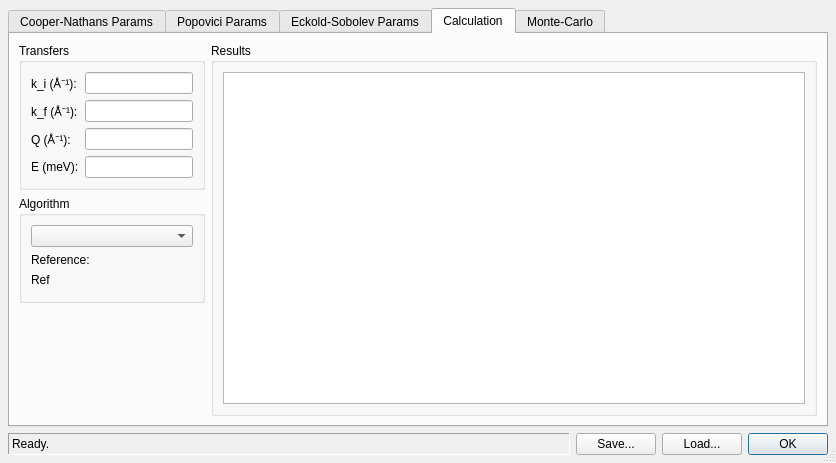
First picture: the form in ui/reso.ui, repository tweber-ill/frm_mirror-takin1, before the edit.
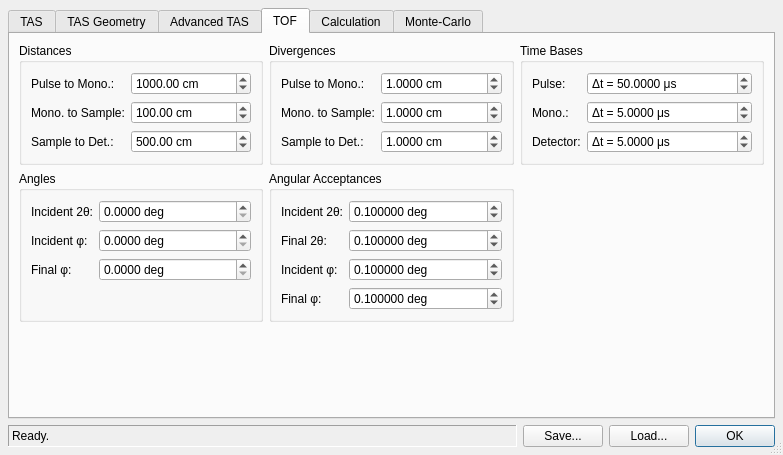
Second picture: the form after the edit. The open tabs and pages were chosen to show the change.

Commit message: continued with tof reso calculation

Patch:
```diff
--- a/ui/reso.ui
+++ b/ui/reso.ui
@@ -6,8 +6,8 @@
    <rect>
     <x>0</x>
     <y>0</y>
-    <width>836</width>
-    <height>463</height>
+    <width>783</width>
+    <height>447</height>
    </rect>
   </property>
   <property name="windowTitle">
@@ -76,7 +76,7 @@
      </property>
      <widget class="QWidget" name="tabCN">
       <attribute name="title">
-       <string>Cooper-Nathans Params</string>
+       <string>TAS</string>
       </attribute>
       <layout class="QGridLayout" name="gridLayout_2">
        <item row="0" column="0">
@@ -545,7 +545,7 @@
      </widget>
      <widget class="QWidget" name="tabPop">
       <attribute name="title">
-       <string>Popovici Params</string>
+       <string>TAS Geometry</string>
       </attribute>
       <layout class="QGridLayout" name="gridLayout_3">
        <item row="0" column="3">
@@ -1393,7 +1393,7 @@
      </widget>
      <widget class="QWidget" name="tabEck">
       <attribute name="title">
-       <string>Eckold-Sobolev Params</string>
+       <string>Advanced TAS</string>
       </attribute>
       <layout class="QGridLayout" name="gridLayout_9">
        <item row="0" column="2">
@@ -1592,6 +1592,523 @@
        </item>
       </layout>
      </widget>
+     <widget class="QWidget" name="tabViol">
+      <attribute name="title">
+       <string>TOF</string>
+      </attribute>
+      <layout class="QGridLayout" name="gridLayout_14">
+       <item row="1" column="1">
+        <widget class="QGroupBox" name="groupBox_24">
+         <property name="title">
+          <string>Angular Acceptances</string>
+         </property>
+         <layout class="QFormLayout" name="formLayout_6">
+          <property name="fieldGrowthPolicy">
+           <enum>QFormLayout::AllNonFixedFieldsGrow</enum>
+          </property>
+          <item row="0" column="0">
+           <widget class="QLabel" name="label_78">
+            <property name="text">
+             <string>Incident 2θ:</string>
+            </property>
+           </widget>
+          </item>
+          <item row="0" column="1">
+           <widget class="QDoubleSpinBox" name="spinTof2thISig">
+            <property name="prefix">
+             <string/>
+            </property>
+            <property name="suffix">
+             <string> deg</string>
+            </property>
+            <property name="decimals">
+             <number>6</number>
+            </property>
+            <property name="maximum">
+             <double>9999.000000000000000</double>
+            </property>
+            <property name="singleStep">
+             <double>0.010000000000000</double>
+            </property>
+            <property name="value">
+             <double>0.100000000000000</double>
+            </property>
+           </widget>
+          </item>
+          <item row="1" column="0">
+           <widget class="QLabel" name="label_81">
+            <property name="text">
+             <string>Final 2θ:</string>
+            </property>
+           </widget>
+          </item>
+          <item row="1" column="1">
+           <widget class="QDoubleSpinBox" name="spinTof2thFSig">
+            <property name="prefix">
+             <string/>
+            </property>
+            <property name="suffix">
+             <string> deg</string>
+            </property>
+            <property name="decimals">
+             <number>6</number>
+            </property>
+            <property name="maximum">
+             <double>9999.000000000000000</double>
+            </property>
+            <property name="singleStep">
+             <double>0.010000000000000</double>
+            </property>
+            <property name="value">
+             <double>0.100000000000000</double>
+            </property>
+           </widget>
+          </item>
+          <item row="2" column="0">
+           <widget class="QLabel" name="label_79">
+            <property name="text">
+             <string>Incident φ:</string>
+            </property>
+           </widget>
+          </item>
+          <item row="2" column="1">
+           <widget class="QDoubleSpinBox" name="spinTofphISig">
+            <property name="prefix">
+             <string/>
+            </property>
+            <property name="suffix">
+             <string> deg</string>
+            </property>
+            <property name="decimals">
+             <number>6</number>
+            </property>
+            <property name="maximum">
+             <double>9999.000000000000000</double>
+            </property>
+            <property name="singleStep">
+             <double>0.010000000000000</double>
+            </property>
+            <property name="value">
+             <double>0.100000000000000</double>
+            </property>
+           </widget>
+          </item>
+          <item row="3" column="0">
+           <widget class="QLabel" name="label_80">
+            <property name="text">
+             <string>Final φ:</string>
+            </property>
+           </widget>
+          </item>
+          <item row="3" column="1">
+           <widget class="QDoubleSpinBox" name="spinTofphFSig">
+            <property name="prefix">
+             <string/>
+            </property>
+            <property name="suffix">
+             <string> deg</string>
+            </property>
+            <property name="decimals">
+             <number>6</number>
+            </property>
+            <property name="maximum">
+             <double>9999.000000000000000</double>
+            </property>
+            <property name="singleStep">
+             <double>0.010000000000000</double>
+            </property>
+            <property name="value">
+             <double>0.100000000000000</double>
+            </property>
+           </widget>
+          </item>
+         </layout>
+        </widget>
+       </item>
+       <item row="0" column="0">
+        <widget class="QGroupBox" name="groupBox_20">
+         <property name="title">
+          <string>Distances</string>
+         </property>
+         <layout class="QFormLayout" name="formLayout">
+          <property name="fieldGrowthPolicy">
+           <enum>QFormLayout::AllNonFixedFieldsGrow</enum>
+          </property>
+          <item row="0" column="0">
+           <widget class="QLabel" name="label_66">
+            <property name="text">
+             <string>Pulse to Mono.:</string>
+            </property>
+           </widget>
+          </item>
+          <item row="0" column="1">
+           <widget class="QDoubleSpinBox" name="spinDistTofPulseMono">
+            <property name="suffix">
+             <string> cm</string>
+            </property>
+            <property name="decimals">
+             <number>2</number>
+            </property>
+            <property name="maximum">
+             <double>99999999.000000000000000</double>
+            </property>
+            <property name="singleStep">
+             <double>1.000000000000000</double>
+            </property>
+            <property name="value">
+             <double>1000.000000000000000</double>
+            </property>
+           </widget>
+          </item>
+          <item row="1" column="0">
+           <widget class="QLabel" name="label_67">
+            <property name="text">
+             <string>Mono. to Sample:</string>
+            </property>
+           </widget>
+          </item>
+          <item row="1" column="1">
+           <widget class="QDoubleSpinBox" name="spinDistTofMonoSample">
+            <property name="suffix">
+             <string> cm</string>
+            </property>
+            <property name="decimals">
+             <number>2</number>
+            </property>
+            <property name="maximum">
+             <double>99999999.000000000000000</double>
+            </property>
+            <property name="singleStep">
+             <double>1.000000000000000</double>
+            </property>
+            <property name="value">
+             <double>100.000000000000000</double>
+            </property>
+           </widget>
+          </item>
+          <item row="2" column="0">
+           <widget class="QLabel" name="label_68">
+            <property name="text">
+             <string>Sample to Det.:</string>
+            </property>
+           </widget>
+          </item>
+          <item row="2" column="1">
+           <widget class="QDoubleSpinBox" name="spinDistTofSampleDet">
+            <property name="suffix">
+             <string> cm</string>
+            </property>
+            <property name="decimals">
+             <number>2</number>
+            </property>
+            <property name="maximum">
+             <double>99999999.000000000000000</double>
+            </property>
+            <property name="singleStep">
+             <double>1.000000000000000</double>
+            </property>
+            <property name="value">
+             <double>500.000000000000000</double>
+            </property>
+           </widget>
+          </item>
+         </layout>
+        </widget>
+       </item>
+       <item row="0" column="1">
+        <widget class="QGroupBox" name="groupBox_21">
+         <property name="title">
+          <string>Divergences</string>
+         </property>
+         <layout class="QFormLayout" name="formLayout_3">
+          <item row="0" column="0">
+           <widget class="QLabel" name="label_69">
+            <property name="text">
+             <string>Pulse to Mono.:</string>
+            </property>
+           </widget>
+          </item>
+          <item row="0" column="1">
+           <widget class="QDoubleSpinBox" name="spinDistTofPulseMonoSig">
+            <property name="suffix">
+             <string> cm</string>
+            </property>
+            <property name="decimals">
+             <number>4</number>
+            </property>
+            <property name="maximum">
+             <double>999999.000000000000000</double>
+            </property>
+            <property name="singleStep">
+             <double>0.100000000000000</double>
+            </property>
+            <property name="value">
+             <double>1.000000000000000</double>
+            </property>
+           </widget>
+          </item>
+          <item row="1" column="0">
+           <widget class="QLabel" name="label_70">
+            <property name="text">
+             <string>Mono. to Sample:</string>
+            </property>
+           </widget>
+          </item>
+          <item row="1" column="1">
+           <widget class="QDoubleSpinBox" name="spinDistTofMonoSampleSig">
+            <property name="suffix">
+             <string> cm</string>
+            </property>
+            <property name="decimals">
+             <number>4</number>
+            </property>
+            <property name="maximum">
+             <double>999999.000000000000000</double>
+            </property>
+            <property name="singleStep">
+             <double>0.100000000000000</double>
+            </property>
+            <property name="value">
+             <double>1.000000000000000</double>
+            </property>
+           </widget>
+          </item>
+          <item row="2" column="0">
+           <widget class="QLabel" name="label_71">
+            <property name="text">
+             <string>Sample to Det.:</string>
+            </property>
+           </widget>
+          </item>
+          <item row="2" column="1">
+           <widget class="QDoubleSpinBox" name="spinDistTofSampleDetSig">
+            <property name="suffix">
+             <string> cm</string>
+            </property>
+            <property name="decimals">
+             <number>4</number>
+            </property>
+            <property name="maximum">
+             <double>999999.000000000000000</double>
+            </property>
+            <property name="singleStep">
+             <double>0.100000000000000</double>
+            </property>
+            <property name="value">
+             <double>1.000000000000000</double>
+            </property>
+           </widget>
+          </item>
+         </layout>
+        </widget>
+       </item>
+       <item row="1" column="0">
+        <widget class="QGroupBox" name="groupBox_23">
+         <property name="title">
+          <string>Angles</string>
+         </property>
+         <layout class="QFormLayout" name="formLayout_5">
+          <item row="0" column="0">
+           <widget class="QLabel" name="label_75">
+            <property name="text">
+             <string>Incident 2θ:</string>
+            </property>
+           </widget>
+          </item>
+          <item row="0" column="1">
+           <widget class="QDoubleSpinBox" name="spinTof2thI">
+            <property name="prefix">
+             <string/>
+            </property>
+            <property name="suffix">
+             <string> deg</string>
+            </property>
+            <property name="decimals">
+             <number>4</number>
+            </property>
+            <property name="maximum">
+             <double>999999.000000000000000</double>
+            </property>
+            <property name="singleStep">
+             <double>0.100000000000000</double>
+            </property>
+            <property name="value">
+             <double>0.000000000000000</double>
+            </property>
+           </widget>
+          </item>
+          <item row="1" column="0">
+           <widget class="QLabel" name="label_76">
+            <property name="text">
+             <string>Incident φ:</string>
+            </property>
+           </widget>
+          </item>
+          <item row="1" column="1">
+           <widget class="QDoubleSpinBox" name="spinTofphI">
+            <property name="prefix">
+             <string/>
+            </property>
+            <property name="suffix">
+             <string> deg</string>
+            </property>
+            <property name="decimals">
+             <number>4</number>
+            </property>
+            <property name="maximum">
+             <double>999999.000000000000000</double>
+            </property>
+            <property name="singleStep">
+             <double>0.100000000000000</double>
+            </property>
+            <property name="value">
+             <double>0.000000000000000</double>
+            </property>
+           </widget>
+          </item>
+          <item row="2" column="1">
+           <widget class="QDoubleSpinBox" name="spinTofphF">
+            <property name="prefix">
+             <string/>
+            </property>
+            <property name="suffix">
+             <string> deg</string>
+            </property>
+            <property name="decimals">
+             <number>4</number>
+            </property>
+            <property name="maximum">
+             <double>999999.000000000000000</double>
+            </property>
+            <property name="singleStep">
+             <double>0.100000000000000</double>
+            </property>
+            <property name="value">
+             <double>0.000000000000000</double>
+            </property>
+           </widget>
+          </item>
+          <item row="2" column="0">
+           <widget class="QLabel" name="label_77">
+            <property name="text">
+             <string>Final φ:</string>
+            </property>
+           </widget>
+          </item>
+         </layout>
+        </widget>
+       </item>
+       <item row="0" column="2">
+        <widget class="QGroupBox" name="groupBox_22">
+         <property name="title">
+          <string>Time Bases</string>
+         </property>
+         <layout class="QFormLayout" name="formLayout_4">
+          <item row="0" column="0">
+           <widget class="QLabel" name="label_72">
+            <property name="text">
+             <string>Pulse:</string>
+            </property>
+           </widget>
+          </item>
+          <item row="0" column="1">
+           <widget class="QDoubleSpinBox" name="spinTofPulseSig">
+            <property name="prefix">
+             <string>Δt = </string>
+            </property>
+            <property name="suffix">
+             <string> μs</string>
+            </property>
+            <property name="decimals">
+             <number>4</number>
+            </property>
+            <property name="maximum">
+             <double>999999.000000000000000</double>
+            </property>
+            <property name="singleStep">
+             <double>0.100000000000000</double>
+            </property>
+            <property name="value">
+             <double>50.000000000000000</double>
+            </property>
+           </widget>
+          </item>
+          <item row="1" column="0">
+           <widget class="QLabel" name="label_73">
+            <property name="text">
+             <string>Mono.:</string>
+            </property>
+           </widget>
+          </item>
+          <item row="1" column="1">
+           <widget class="QDoubleSpinBox" name="spinTofMonoSig">
+            <property name="prefix">
+             <string>Δt = </string>
+            </property>
+            <property name="suffix">
+             <string> μs</string>
+            </property>
+            <property name="decimals">
+             <number>4</number>
+            </property>
+            <property name="maximum">
+             <double>999999.000000000000000</double>
+            </property>
+            <property name="singleStep">
+             <double>0.100000000000000</double>
+            </property>
+            <property name="value">
+             <double>5.000000000000000</double>
+            </property>
+           </widget>
+          </item>
+          <item row="2" column="0">
+           <widget class="QLabel" name="label_74">
+            <property name="text">
+             <string>Detector:</string>
+            </property>
+           </widget>
+          </item>
+          <item row="2" column="1">
+           <widget class="QDoubleSpinBox" name="spinTofDetSig">
+            <property name="prefix">
+             <string>Δt = </string>
+            </property>
+            <property name="suffix">
+             <string> μs</string>
+            </property>
+            <property name="decimals">
+             <number>4</number>
+            </property>
+            <property name="maximum">
+             <double>999999.000000000000000</double>
+            </property>
+            <property name="singleStep">
+             <double>0.100000000000000</double>
+            </property>
+            <property name="value">
+             <double>5.000000000000000</double>
+            </property>
+           </widget>
+          </item>
+         </layout>
+        </widget>
+       </item>
+       <item row="2" column="0" colspan="3">
+        <spacer name="verticalSpacer_2">
+         <property name="orientation">
+          <enum>Qt::Vertical</enum>
+         </property>
+         <property name="sizeHint" stdset="0">
+          <size>
+           <width>20</width>
+           <height>40</height>
+          </size>
+         </property>
+        </spacer>
+       </item>
+      </layout>
+     </widget>
      <widget class="QWidget" name="tabCalc">
       <attribute name="title">
        <string>Calculation</string>
```
Left out of the diff: 595 changed lines with no effect on the pictures. The commit also changes 10 other files.
